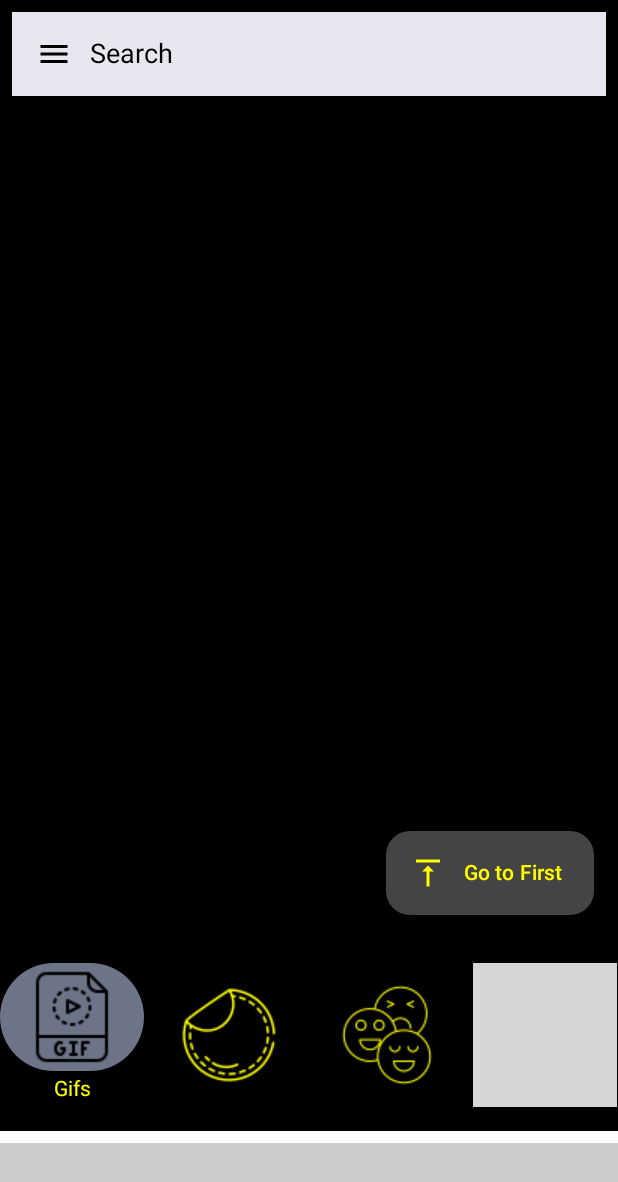
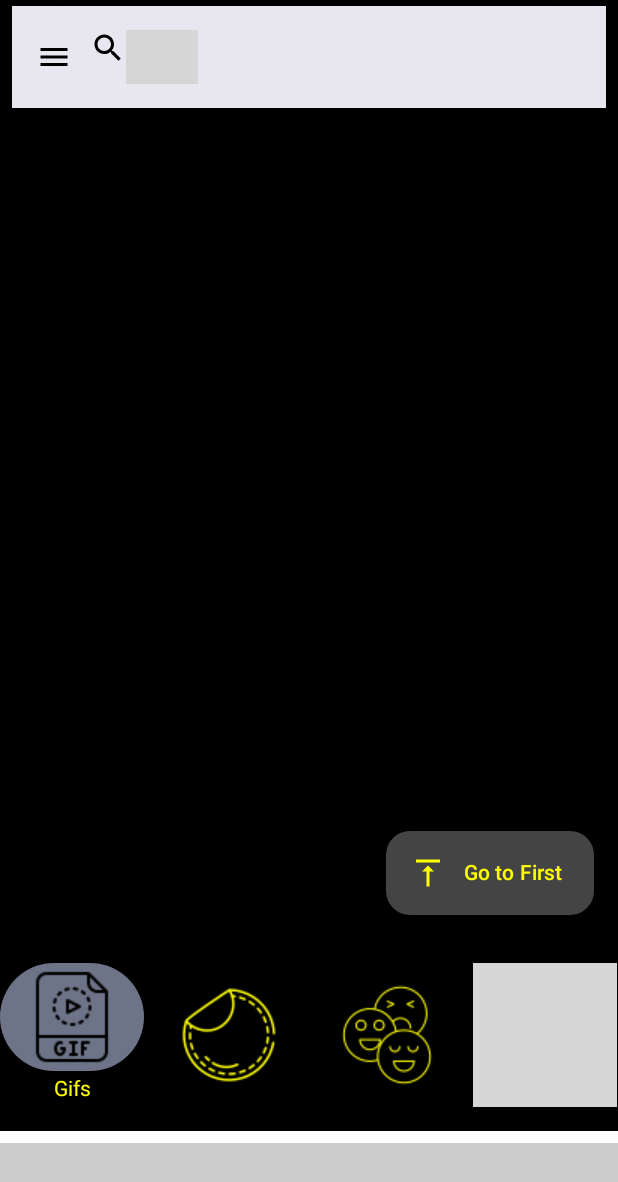
Before and after one commit to rafabarbeytodev/MegaGifs, an Android app built with Jetpack Compose: the composable ImagesScreen called with empty values, after a tap on "Go to First", on a phone screen of 412 x 824 dp. Shown: the top 1182 px of the screen. Run offline under Robolectric (Android 15) with nearby library versions, the phone set to English and light mode, and no system bars; our stand-ins replace AdMob, Dagger/Hilt's generated code, livedata-compose; 2 statements that could not run were skipped; grey boxes are pictures that could not be loaded.

Commit message:
Modificado el comportamiento del buscador y cambio de idioma en la palabra Search

```diff
--- a/app/src/main/java/com/aireadevs/megagifs/screenimages/ui/components/SearchBarPrincipal.kt
+++ b/app/src/main/java/com/aireadevs/megagifs/screenimages/ui/components/SearchBarPrincipal.kt
@@ -1,6 +1,7 @@
 package com.aireadevs.megagifs.screenimages.ui.components
 
 import androidx.compose.foundation.clickable
+import androidx.compose.foundation.layout.Row
 import androidx.compose.foundation.layout.fillMaxWidth
 import androidx.compose.foundation.layout.heightIn
 import androidx.compose.foundation.layout.padding
@@ -10,6 +11,7 @@ import androidx.compose.material.Text
 import androidx.compose.material.icons.Icons
 import androidx.compose.material.icons.filled.Close
 import androidx.compose.material.icons.filled.Menu
+import androidx.compose.material.icons.filled.Search
 import androidx.compose.material3.ExperimentalMaterial3Api
 import androidx.compose.material3.SearchBar
 import androidx.compose.material3.SearchBarDefaults
@@ -21,9 +23,11 @@ import androidx.compose.runtime.saveable.rememberSaveable
 import androidx.compose.runtime.setValue
 import androidx.compose.ui.Modifier
 import androidx.compose.ui.graphics.Color
+import androidx.compose.ui.res.stringResource
 import androidx.compose.ui.unit.dp
 import androidx.compose.ui.unit.sp
 import androidx.navigation.NavHostController
+import com.aireadevs.megagifs.R
 import com.aireadevs.megagifs.core.Routes
 import com.aireadevs.megagifs.core.Types.*
 import com.aireadevs.megagifs.screenimages.ui.ImagesScreenViewModel
@@ -85,7 +89,18 @@ fun SearchBarPrincipal(
             }
         },
         shape = SearchBarDefaults.fullScreenShape,
-        placeholder = { Text(text = "Search", fontSize = 18.sp) },
+        placeholder = {
+            if (!active) {
+                Row {
+                    Icon(
+                        imageVector = Icons.Filled.Search,
+                        contentDescription = "search",
+                        tint = Color.Black
+                    )
+                    Text(text = stringResource(R.string.search), fontSize = 18.sp)
+                }
+            }
+        },
         onQueryChange = { newQuery ->
             query = newQuery
         },
```
